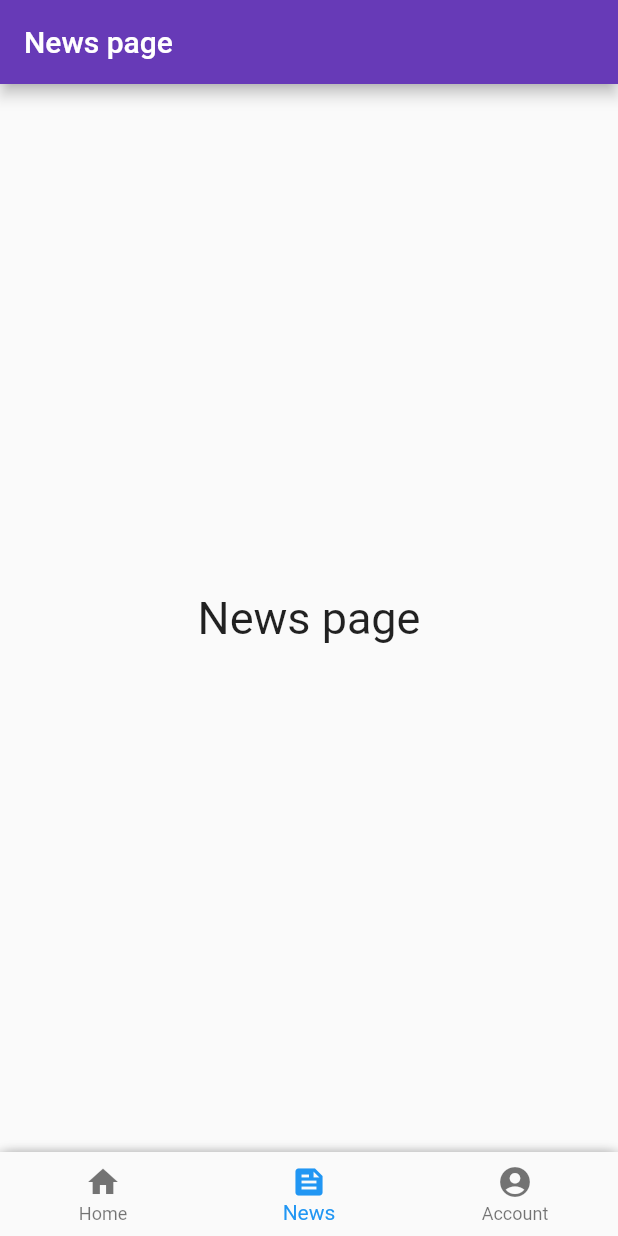
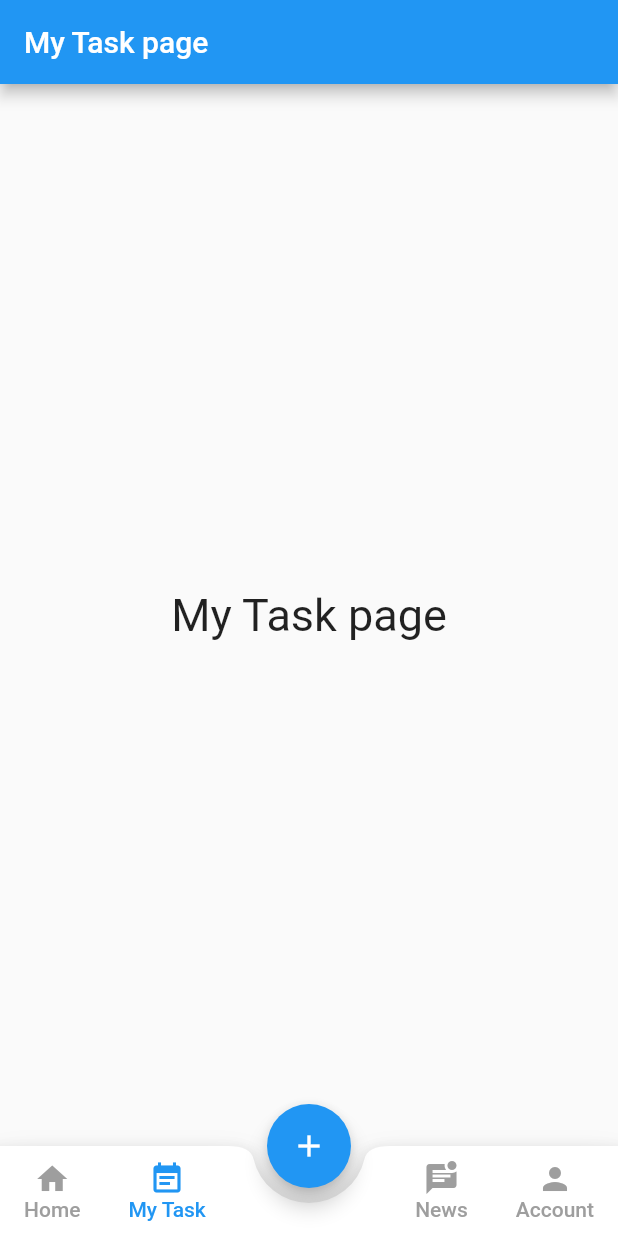
Before and after one commit to quyds/manager_apps, a Flutter app: the screen it shows once a user with an empty profile is signed in, item 2 of the bottom bar chosen, on a phone screen of 412 x 824 dp. Run offline on Flutter 3.47's test engine with Material 2 defaults, Android fonts, the phone set to English and light mode, and no system bars; our stand-ins replace cloud_firestore, firebase_auth, firebase_core, firebase_storage, flutter_easyloading, image_picker; accounts and stored records are empty; network calls fail; Roboto replaces fonts that are missing (Gotham).

Commit message:
update code

```diff
--- a/lib/main.dart
+++ b/lib/main.dart
@@ -31,7 +31,7 @@ class _MyAppState extends State<MyApp> {
   @override
   Widget build(BuildContext context) {
     return MaterialApp(
-      theme: ThemeData(primarySwatch: Colors.deepPurple, fontFamily: 'Gotham'),
+      theme: ThemeData(fontFamily: 'Gotham'),
       home: widget.auth ? const MainPage() : const LoginHome(),
       onGenerateRoute: RouteGenerator.routeGenerator,
       builder: EasyLoading.init(),
--- a/lib/views/account_page.dart
+++ b/lib/views/account_page.dart
@@ -1,7 +1,5 @@
 import 'package:firebase_auth/firebase_auth.dart';
 import 'package:flutter/material.dart';
-import 'package:flutter/src/widgets/container.dart';
-import 'package:flutter/src/widgets/framework.dart';
 
 class AccountPage extends StatelessWidget {
   const AccountPage({super.key});
@@ -9,11 +7,11 @@ class AccountPage extends StatelessWidget {
   @override
   Widget build(BuildContext context) {
     return Scaffold(
-      appBar: AppBar(title: Text('Account page')),
+      appBar: AppBar(title: const Text('Tài khoản')),
       body: Column(
         children: [
           ListTile(
-            title: Text('Log out'),
+            title: const Text('Đăng xuất'),
             onTap: () {
               FirebaseAuth.instance
                   .signOut()
--- a/lib/views/main_page.dart
+++ b/lib/views/main_page.dart
@@ -2,6 +2,7 @@ import 'package:flutter/material.dart';
 
 import 'account_page.dart';
 import 'home_page.dart';
+import 'my_task_page.dart';
 import 'news_page.dart';
 
 class MainPage extends StatefulWidget {
@@ -12,54 +13,129 @@ class MainPage extends StatefulWidget {
 }
 
 class _MainPageState extends State<MainPage> {
-  final List<Widget> _children = [HomePage(), NewsPage(), AccountPage()];
+  final List<Widget> _children = [
+    const HomePage(),
+    const MyTaskPage(),
+    const NewsPage(),
+    const AccountPage()
+  ];
   int selectedItem = 0;
+
+  final PageStorageBucket bucket = PageStorageBucket();
+  Widget currentPage = const HomePage();
 
   @override
   Widget build(BuildContext context) {
+    // return Scaffold(
+    //   body: _children[selectedItem],
+    //   bottomNavigationBar: BottomNavBar(),
+    // );
+
     return Scaffold(
-        body: _children[selectedItem], bottomNavigationBar: BottomNavBar());
+      body: PageStorage(bucket: bucket, child: currentPage),
+      floatingActionButton: FloatingActionButton(
+        child: const Icon(Icons.add),
+        onPressed: () {},
+      ),
+      floatingActionButtonLocation: FloatingActionButtonLocation.centerDocked,
+      bottomNavigationBar: BottomAppBar(
+          shape: const CircularNotchedRectangle(),
+          notchMargin: 10,
+          child: SizedBox(
+            height: 60,
+            child: Row(
+              mainAxisAlignment: MainAxisAlignment.spaceBetween,
+              children: <Widget>[
+                Row(
+                  crossAxisAlignment: CrossAxisAlignment.start,
+                  children: [
+                    MaterialButtonCustom(_children[0], Icons.home, 0, 'Home'),
+                    MaterialButtonCustom(
+                        _children[1], Icons.event_note, 1, 'My Task'),
+                  ],
+                ),
+                Row(
+                  crossAxisAlignment: CrossAxisAlignment.start,
+                  children: [
+                    MaterialButtonCustom(
+                        _children[2], Icons.mark_unread_chat_alt, 2, 'News'),
+                    MaterialButtonCustom(
+                        _children[3], Icons.person, 3, 'Account'),
+                  ],
+                ),
+              ],
+            ),
+          )),
+    );
   }
 
-  Theme BottomNavBar() {
-    return Theme(
-      data: ThemeData(),
-      child: Container(
-        decoration: BoxDecoration(
-          color: Colors.white,
-          borderRadius: BorderRadius.circular(10),
-          boxShadow: [
-            BoxShadow(
-              color: Colors.grey.withOpacity(0.8),
-              spreadRadius: 2,
-              blurRadius: 5,
-              offset: const Offset(0, 2), // changes position of shadow
+  MaterialButton MaterialButtonCustom(
+      addressPage, IconData iconName, int num, String namePage) {
+    return MaterialButton(
+      minWidth: 40,
+      onPressed: () {
+        setState(() {
+          currentPage = addressPage;
+          selectedItem = num;
+        });
+      },
+      child: Column(
+        mainAxisAlignment: MainAxisAlignment.center,
+        children: [
+          Icon(
+            iconName,
+            color: selectedItem == num ? Colors.blue : Colors.grey,
+          ),
+          Text(
+            namePage,
+            style: TextStyle(
+              color: selectedItem == num ? Colors.blue : Colors.grey,
             ),
-          ],
-        ),
-        child: BottomNavigationBar(
-          items: [
-            BottomNavItem('Home', Icon(Icons.home)),
-            BottomNavItem('News', Icon(Icons.feed)),
-            BottomNavItem('Account', Icon(Icons.account_circle)),
-          ],
-          currentIndex: selectedItem,
-          onTap: _onTap,
-        ),
+          )
+        ],
       ),
     );
   }
 
-  BottomNavigationBarItem BottomNavItem(String addressPage, Icon iconName) {
-    return BottomNavigationBarItem(
-      icon: iconName,
-      label: addressPage,
-    );
-  }
+  // // Theme BottomNavBar() {
+  // //   return Theme(
+  // //     data: ThemeData(),
+  // //     child: Container(
+  // //       decoration: BoxDecoration(
+  // //         color: Colors.white,
+  // //         borderRadius: BorderRadius.circular(10),
+  // //         boxShadow: [
+  // //           BoxShadow(
+  // //             color: Colors.grey.withOpacity(0.8),
+  // //             spreadRadius: 2,
+  // //             blurRadius: 5,
+  // //             offset: const Offset(0, 2), // changes position of shadow
+  // //           ),
+  // //         ],
+  // //       ),
+  // //       child: BottomNavigationBar(
+  // //         items: [
+  // //           BottomNavItem('Home', Icon(Icons.home)),
+  // //           BottomNavItem('News', Icon(Icons.feed)),
+  // //           BottomNavItem('Account', Icon(Icons.account_circle)),
+  // //         ],
+  // //         currentIndex: selectedItem,
+  // //         onTap: _onTap,
+  // //       ),
+  // //     ),
+  // //   );
+  // // }
 
-  _onTap(int index) {
-    setState(() {
-      selectedItem = index;
-    });
-  }
+  // BottomNavigationBarItem BottomNavItem(String addressPage, Icon iconName) {
+  //   return BottomNavigationBarItem(
+  //     icon: iconName,
+  //     label: addressPage,
+  //   );
+  // }
+
+  // _onTap(int index) {
+  //   setState(() {
+  //     selectedItem = index;
+  //   });
+  // }
 }
--- /dev/null
+++ b/lib/views/my_task_page.dart
@@ -0,0 +1,18 @@
+import 'package:flutter/material.dart';
+
+class MyTaskPage extends StatelessWidget {
+  const MyTaskPage({super.key});
+
+  @override
+  Widget build(BuildContext context) {
+    return Scaffold(
+      appBar: AppBar(title: Text('My Task page')),
+      body: Center(
+        child: Text(
+          'My Task page',
+          style: TextStyle(fontSize: 30),
+        ),
+      ),
+    );
+  }
+}
```
Also changed, not shown: lib/views/create_task_page.dart (+36 -32 lines), lib/views/home_page.dart (+48 -12 lines), lib/views/list_project_page.dart (+12 -6 lines), lib/views/list_task_page.dart (+7 -5 lines).
